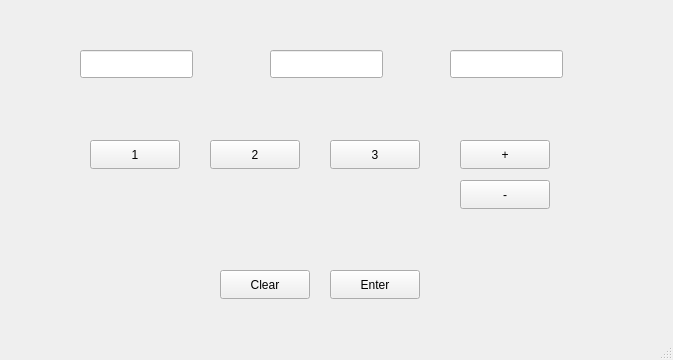
Before: the Qt Designer form Olio_luento7_teht2/mainwindow.ui in SasuWalta/QT-rojektit, drawn with Qt 5.
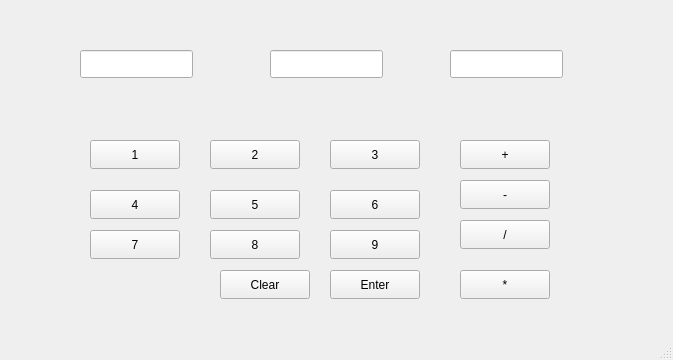
After: the same form once the commit is applied.

Patch:
```diff
--- a/Olio_luento7_teht2/mainwindow.ui
+++ b/Olio_luento7_teht2/mainwindow.ui
@@ -135,6 +135,110 @@
      <string>Clear</string>
     </property>
    </widget>
+   <widget class="QPushButton" name="pushButton4">
+    <property name="geometry">
+     <rect>
+      <x>90</x>
+      <y>190</y>
+      <width>90</width>
+      <height>29</height>
+     </rect>
+    </property>
+    <property name="text">
+     <string>4</string>
+    </property>
+   </widget>
+   <widget class="QPushButton" name="pushButton5">
+    <property name="geometry">
+     <rect>
+      <x>210</x>
+      <y>190</y>
+      <width>90</width>
+      <height>29</height>
+     </rect>
+    </property>
+    <property name="text">
+     <string>5</string>
+    </property>
+   </widget>
+   <widget class="QPushButton" name="pushButton6">
+    <property name="geometry">
+     <rect>
+      <x>330</x>
+      <y>190</y>
+      <width>90</width>
+      <height>29</height>
+     </rect>
+    </property>
+    <property name="text">
+     <string>6</string>
+    </property>
+   </widget>
+   <widget class="QPushButton" name="pushButton7">
+    <property name="geometry">
+     <rect>
+      <x>90</x>
+      <y>230</y>
+      <width>90</width>
+      <height>29</height>
+     </rect>
+    </property>
+    <property name="text">
+     <string>7</string>
+    </property>
+   </widget>
+   <widget class="QPushButton" name="pushButton8">
+    <property name="geometry">
+     <rect>
+      <x>210</x>
+      <y>230</y>
+      <width>90</width>
+      <height>29</height>
+     </rect>
+    </property>
+    <property name="text">
+     <string>8</string>
+    </property>
+   </widget>
+   <widget class="QPushButton" name="pushButton9">
+    <property name="geometry">
+     <rect>
+      <x>330</x>
+      <y>230</y>
+      <width>90</width>
+      <height>29</height>
+     </rect>
+    </property>
+    <property name="text">
+     <string>9</string>
+    </property>
+   </widget>
+   <widget class="QPushButton" name="divideButton">
+    <property name="geometry">
+     <rect>
+      <x>460</x>
+      <y>220</y>
+      <width>90</width>
+      <height>29</height>
+     </rect>
+    </property>
+    <property name="text">
+     <string>/</string>
+    </property>
+   </widget>
+   <widget class="QPushButton" name="multiplyButton">
+    <property name="geometry">
+     <rect>
+      <x>460</x>
+      <y>270</y>
+      <width>90</width>
+      <height>29</height>
+     </rect>
+    </property>
+    <property name="text">
+     <string>*</string>
+    </property>
+   </widget>
   </widget>
   <widget class="QMenuBar" name="menubar">
    <property name="geometry">
```
